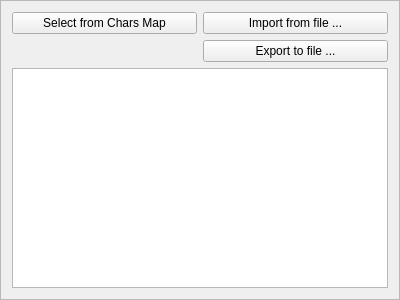
Old version of the form charactersframe.ui in the repository andryblack/fontbuilder.
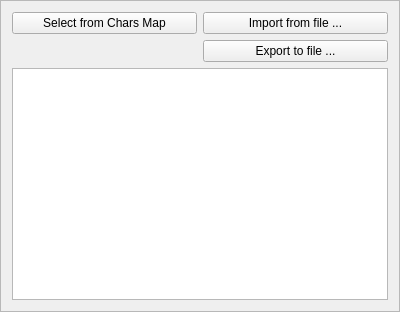
New version of the form.

```diff
--- a/charactersframe.ui
+++ b/charactersframe.ui
@@ -7,7 +7,7 @@
     <x>0</x>
     <y>0</y>
     <width>400</width>
-    <height>300</height>
+    <height>312</height>
    </rect>
   </property>
   <property name="windowTitle">
```
